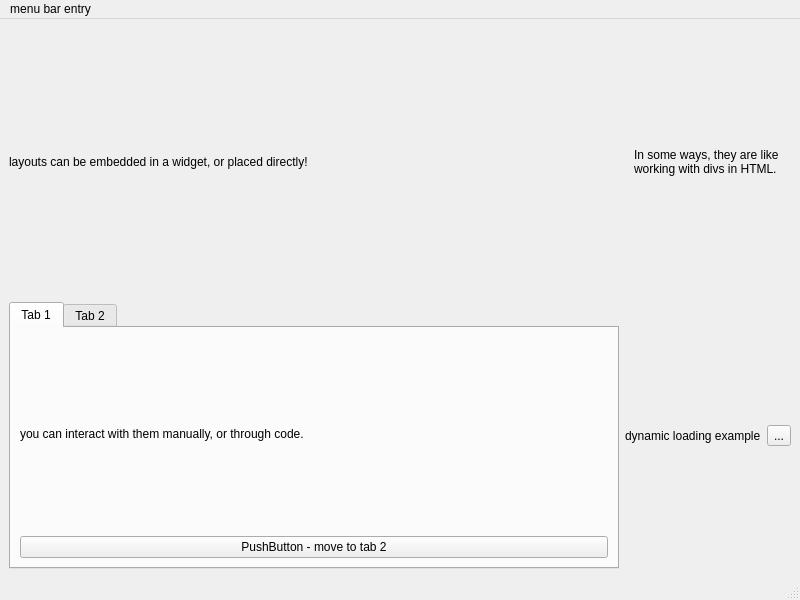
Qt form src/advanced_main_window.ui (rfrench3/pyside6-flatpak-template) before a commit.
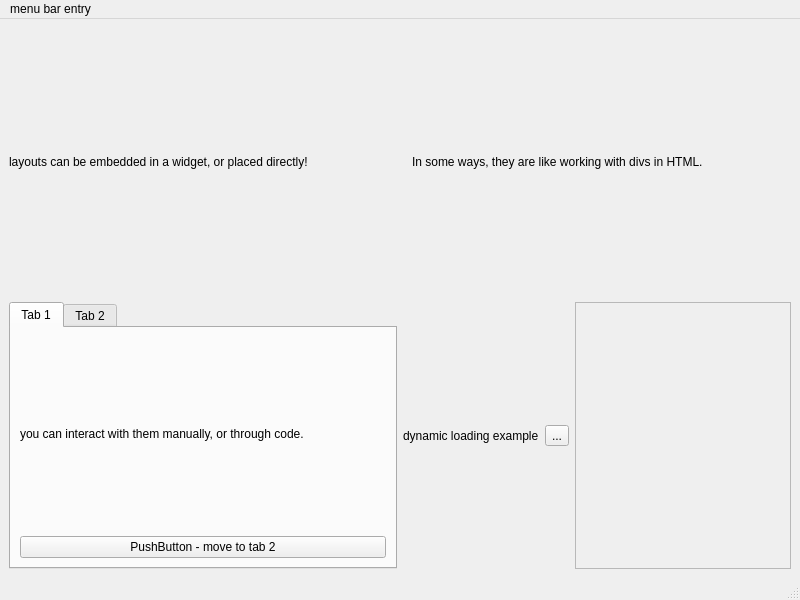
The same form after that commit.

The edit to the form file:
```diff
--- a/src/advanced_main_window.ui
+++ b/src/advanced_main_window.ui
@@ -153,6 +153,24 @@
         </property>
        </widget>
       </item>
+      <item>
+       <widget class="QScrollArea" name="scrollArea">
+        <property name="widgetResizable">
+         <bool>true</bool>
+        </property>
+        <widget class="QWidget" name="scrollAreaWidgetContents">
+         <property name="geometry">
+          <rect>
+           <x>0</x>
+           <y>0</y>
+           <width>184</width>
+           <height>258</height>
+          </rect>
+         </property>
+         <layout class="QVBoxLayout" name="verticalLayout_4"/>
+        </widget>
+       </widget>
+      </item>
      </layout>
     </item>
    </layout>
```
Left out of the diff: 8 changed lines with no effect on the pictures.
